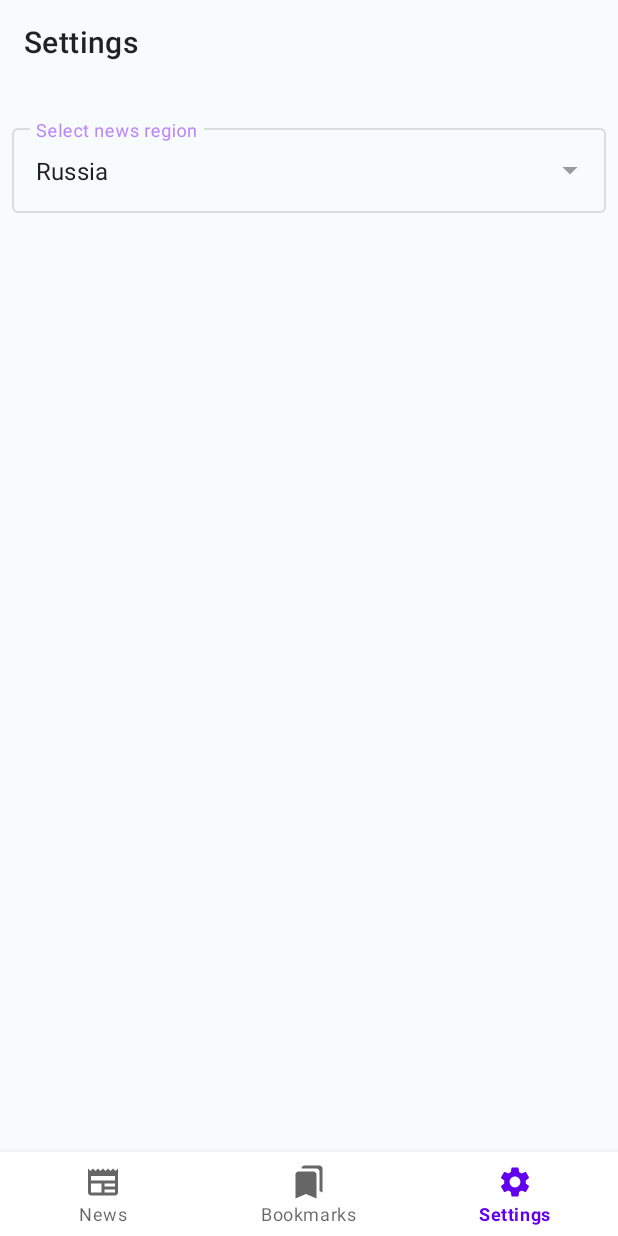
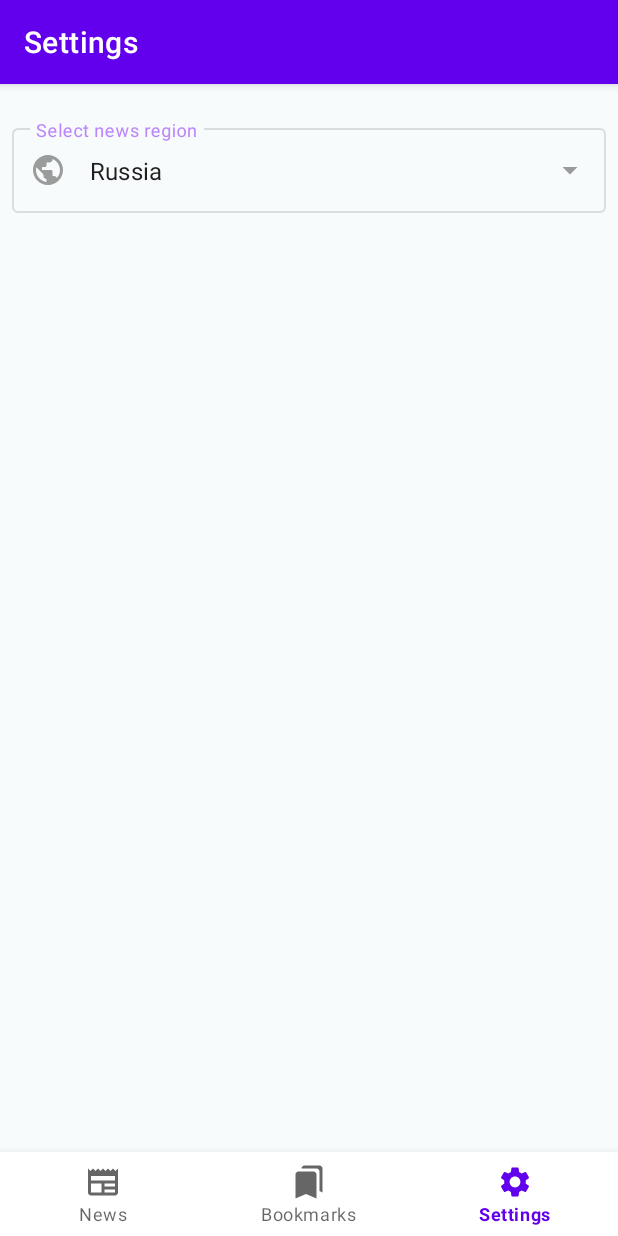
Before and after one commit to gb-android-juniors/NewsHub, an Android app: the screen it shows after launch (MainActivity), item 3 of the bottom bar chosen, on a phone screen of 412 x 824 dp. Run offline under Robolectric (Android 15) with nearby library versions, the phone set to English and light mode, and no system bars; our stand-ins replace Room's generated code; libraries missing offline, so code that uses them is left out: com.jakewharton.retrofit2; pictures from the network do not load; 12 statements that could not run were skipped.

Commit message:
рефакторинг макетов закладок и настроек

```diff
--- /dev/null
+++ b/app/src/main/res/drawable/ic_country.xml
@@ -0,0 +1,5 @@
+<vector android:height="24dp" android:tint="#FFFFFF"
+    android:viewportHeight="24" android:viewportWidth="24"
+    android:width="24dp" xmlns:android="http://schemas.android.com/apk/res/android">
+    <path android:fillColor="@android:color/white" android:pathData="M12,2C6.48,2 2,6.48 2,12s4.48,10 10,10 10,-4.48 10,-10S17.52,2 12,2zM11,19.93c-3.95,-0.49 -7,-3.85 -7,-7.93 0,-0.62 0.08,-1.21 0.21,-1.79L9,15v1c0,1.1 0.9,2 2,2v1.93zM17.9,17.39c-0.26,-0.81 -1,-1.39 -1.9,-1.39h-1v-3c0,-0.55 -0.45,-1 -1,-1L8,12v-2h2c0.55,0 1,-0.45 1,-1L11,7h2c1.1,0 2,-0.9 2,-2v-0.41c2.93,1.19 5,4.06 5,7.41 0,2.08 -0.8,3.97 -2.1,5.39z"/>
+</vector>
--- a/app/src/main/res/layout/settings_fragment.xml
+++ b/app/src/main/res/layout/settings_fragment.xml
@@ -7,34 +7,44 @@
     android:background="@color/app_background_color"
     tools:context=".settings.ui.SettingsFragment">
 
-    <com.google.android.material.appbar.MaterialToolbar
-        android:id="@+id/settings_name"
-        android:layout_width="0dp"
+    <com.google.android.material.appbar.AppBarLayout
+        android:id="@+id/settings_appbar"
+        android:layout_width="match_parent"
         android:layout_height="?actionBarSize"
         app:layout_constraintEnd_toEndOf="parent"
         app:layout_constraintStart_toStartOf="parent"
-        app:layout_constraintTop_toTopOf="parent"
-        app:title="@string/settings">
+        app:layout_constraintTop_toTopOf="parent">
 
-    </com.google.android.material.appbar.MaterialToolbar>
+        <com.google.android.material.appbar.MaterialToolbar
+            android:id="@+id/settings_name"
+            android:layout_width="match_parent"
+            android:layout_height="?actionBarSize"
+            app:title="@string/settings"
+            app:titleTextColor="@color/white" />
+    </com.google.android.material.appbar.AppBarLayout>
+
 
     <com.google.android.material.textfield.TextInputLayout
         android:id="@+id/select_country_layout"
         style="@style/Widget.MaterialComponents.TextInputLayout.OutlinedBox.ExposedDropdownMenu"
-        android:layout_width="match_parent"
+        android:layout_width="0dp"
         android:layout_height="wrap_content"
         android:layout_marginHorizontal="@dimen/margin_8"
         android:layout_marginTop="@dimen/margin_24"
         android:enabled="false"
         android:hint="@string/select_news_region"
-        android:inputType="none"
+        android:inputType="text"
         android:textColorHint="@color/purple_200"
-        app:layout_constraintTop_toBottomOf="@+id/settings_name">
+        app:layout_constraintEnd_toEndOf="parent"
+        app:layout_constraintStart_toStartOf="parent"
+        app:layout_constraintTop_toBottomOf="@+id/settings_appbar"
+        app:startIconDrawable="@drawable/ic_country">
 
         <androidx.appcompat.widget.AppCompatAutoCompleteTextView
             android:id="@+id/select_country_text"
             android:layout_width="match_parent"
-            android:layout_height="wrap_content"
+            android:layout_height="match_parent"
+            android:layout_weight="1"
             android:inputType="none"
             android:textColor="@color/category_button_text_color"
             tools:ignore="LabelFor"
```
Also changed, not shown: app/src/main/res/layout/bookmarks_fragment.xml (+3 -11 lines).
